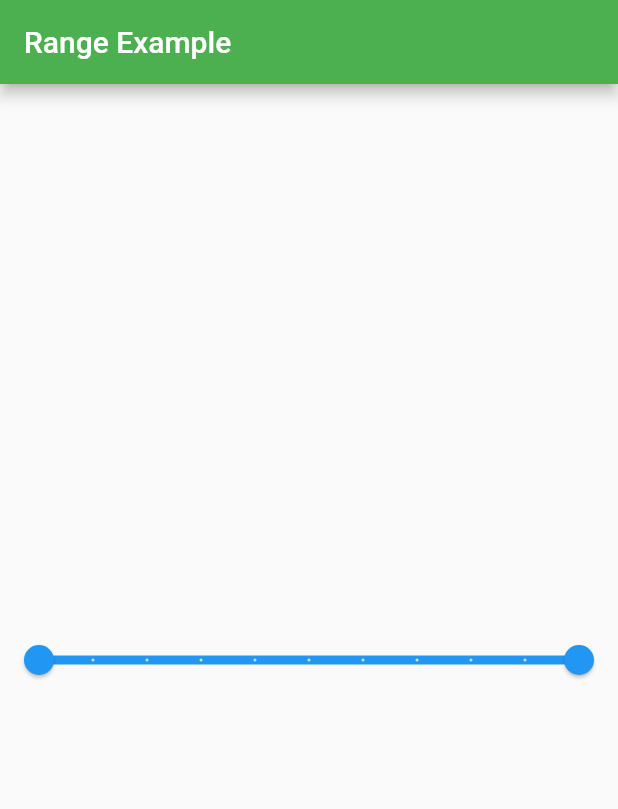
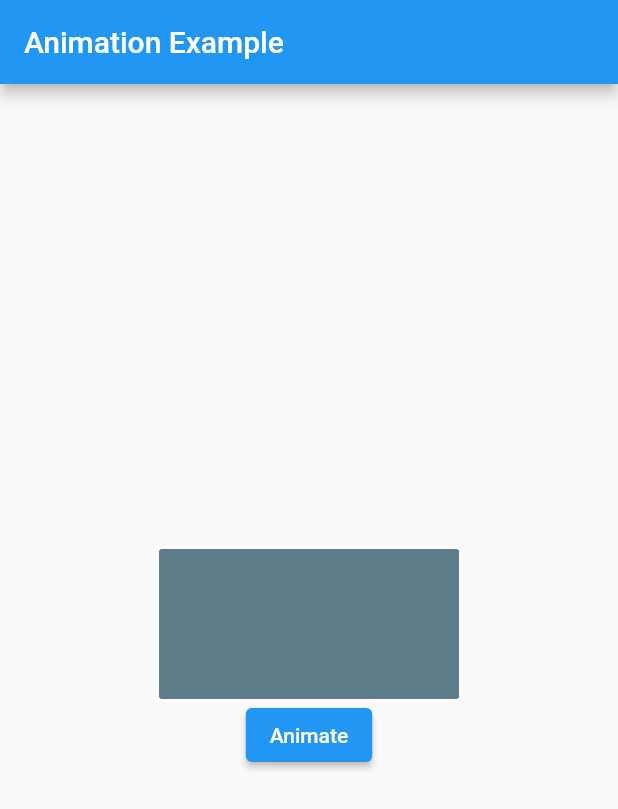
Before and after one commit to sthnischal/Flutter-Basics, a Flutter app: the screen it shows after launch, on a phone screen of 412 x 824 dp. Shown: the top 809 px of the screen. Run offline on Flutter 3.47's test engine with Material 2 defaults, Android fonts, the phone set to English and light mode, and no system bars.

Commit message:
Animate Container with AnimatedContainer Widget

```diff
--- a/flutterbasics/lib/main.dart
+++ b/flutterbasics/lib/main.dart
@@ -1,25 +1,21 @@
-import 'dart:math';
-
 import 'package:flutter/material.dart';
-import 'package:flutterbasics/SplashScreen.dart';
-import 'package:font_awesome_flutter/font_awesome_flutter.dart';
-
-import 'IntroPage.dart';
 
 void main() {
-  runApp(FlutterApp());
+  runApp(const MyApp());
 }
 
-class FlutterApp extends StatelessWidget {
+class MyApp extends StatelessWidget {
+  const MyApp({Key? key}) : super(key: key);
+
+  // This widget is the root of your application.
   @override
   Widget build(BuildContext context) {
     return MaterialApp(
       debugShowCheckedModeBanner: false,
-      title: "FlutterApp",
+      title: 'Flutter Demo',
       theme: ThemeData(
-        primarySwatch: Colors.green,
+        primarySwatch: Colors.blue,
       ),
-      //home: SplashScreen(),
       home: MyHomePage(),
     );
   }
@@ -31,31 +27,70 @@ class MyHomePage extends StatefulWidget {
 }
 
 class _MyHomePageState extends State<MyHomePage> {
-  RangeValues values = RangeValues(0, 100);
+  var _width = 200.0;
+
+  var _height = 100.0;
+
+  bool flag = true;
+
+  //Color bgColor = Colors.blueGrey;
+
+  Decoration myDecor = BoxDecoration(
+      borderRadius: BorderRadius.circular(2), color: Colors.blueGrey);
 
   @override
   Widget build(BuildContext context) {
-    RangeLabels labels =
-        RangeLabels(values.start.toString(), values.end.toString());
     return Scaffold(
         appBar: AppBar(
-          title: Text('Range Example'),
+          title: Text('Animation Example'),
         ),
         body: Center(
-          child: RangeSlider(
-              values: values,
-              labels: labels,
-              divisions: 10,
-              activeColor: Colors.blue,
-              inactiveColor: Colors.green.shade100,
-              //if max value need to change into 100 otherwise bydefault it is 1.0
-              min: 0,
-              max: 100,
-              onChanged: (newValue) {
-                values = newValue;
-                print('${newValue.start}, ${newValue.end}');
-                setState(() {});
-              }),
+          child: Column(
+            mainAxisAlignment: MainAxisAlignment.center,
+            children: [
+              AnimatedContainer(
+                width: _width,
+                height: _height,
+                // color: bgColor,
+                //curve: Curves.fastOutSlowIn,
+                //curve: Curves.slowMiddle,
+                //curve: Curves.bounceIn,
+                //curve: Curves.bounceInOut,
+                curve: Curves.bounceOut,
+                decoration: myDecor,
+                duration: Duration(seconds: 2),
+              ),
+              ElevatedButton(
+                onPressed: () {
+                  setState(() {
+                    //for changes toggling
+                    if (flag) {
+                      _width = 100.0;
+                      _height = 200.0;
+                      //  bgColor = Colors.orange;
+
+                      myDecor = BoxDecoration(
+                        borderRadius: BorderRadius.circular(21),
+                        color: Colors.orange,
+                      );
+                      //for flag value change to original
+                      flag = false;
+                    } else {
+                      _width = 200.0;
+                      _height = 100.0;
+                      //bgColor = Colors.blueGrey;
+                      myDecor = BoxDecoration(
+                        borderRadius: BorderRadius.circular(2),
+                        color: Colors.blueGrey,
+                      );
+                      flag = true;
+                    }
+                  });
+                },
+                child: Text('Animate'),
+              )
+            ],
+          ),
         ));
   }
 }
```
